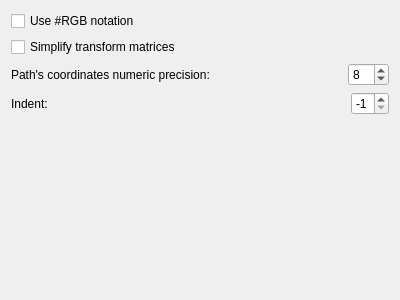
Qt form src/preferences/outputpage.ui (RazrFalcon/svgcleaner-gui) before a commit.
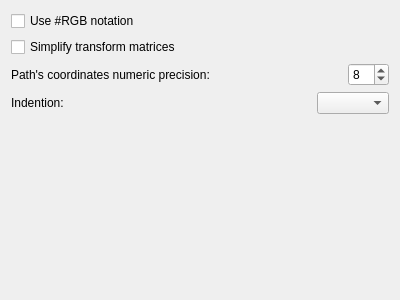
The same form after that commit.

Commit message: Indention option updated.

The edit to the form file:
```diff
--- a/src/preferences/outputpage.ui
+++ b/src/preferences/outputpage.ui
@@ -63,27 +63,18 @@
      <item>
       <widget class="QLabel" name="label">
        <property name="text">
-        <string>Indent:</string>
+        <string>Indention:</string>
        </property>
       </widget>
      </item>
      <item>
-      <widget class="QSpinBox" name="spinBoxIndent">
+      <widget class="QComboBox" name="cmbBoxIndent">
        <property name="sizePolicy">
         <sizepolicy hsizetype="Fixed" vsizetype="Fixed">
          <horstretch>0</horstretch>
          <verstretch>0</verstretch>
         </sizepolicy>
        </property>
-       <property name="minimum">
-        <number>-1</number>
-       </property>
-       <property name="maximum">
-        <number>4</number>
-       </property>
-       <property name="value">
-        <number>-1</number>
-       </property>
       </widget>
      </item>
     </layout>
```
The commit also changes 8 other files.
